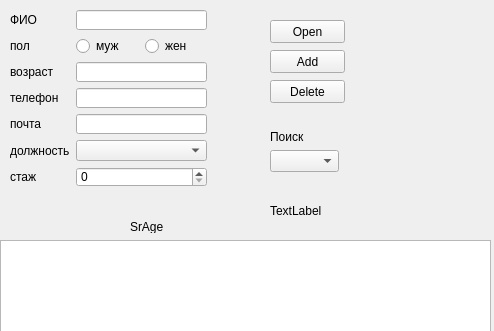
The window that form_ui.ui (mifnail/qt5) describes before a commit, drawn with Qt 5; both pictures show x 0 to 494 and y 0 to 331 of the 494 by 495 pixel window.
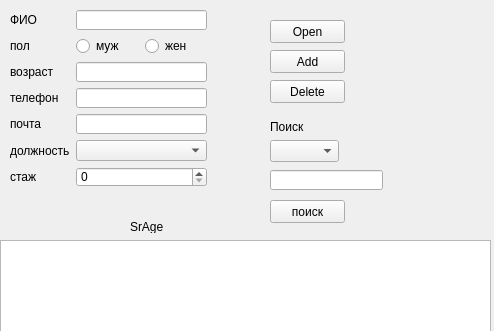
The same window after the commit.

Commit message: адаптация кода под свои переменные

```diff
--- a/form_ui.ui
+++ b/form_ui.ui
@@ -69,7 +69,7 @@
    <property name="geometry">
     <rect>
      <x>270</x>
-     <y>150</y>
+     <y>140</y>
      <width>69</width>
      <height>22</height>
     </rect>
@@ -79,7 +79,7 @@
    <property name="geometry">
     <rect>
      <x>270</x>
-     <y>130</y>
+     <y>120</y>
      <width>47</width>
      <height>13</height>
     </rect>
@@ -88,19 +88,6 @@
     <string>Поиск</string>
    </property>
   </widget>
-  <widget class="QLabel" name="label_9">
-   <property name="geometry">
-    <rect>
-     <x>270</x>
-     <y>200</y>
-     <width>111</width>
-     <height>21</height>
-    </rect>
-   </property>
-   <property name="text">
-    <string>TextLabel</string>
-   </property>
-  </widget>
   <widget class="QTableWidget" name="twStaffs">
    <property name="geometry">
     <rect>
@@ -111,6 +98,29 @@
     </rect>
    </property>
   </widget>
+  <widget class="QPushButton" name="pushButtonFind">
+   <property name="geometry">
+    <rect>
+     <x>270</x>
+     <y>200</y>
+     <width>75</width>
+     <height>23</height>
+    </rect>
+   </property>
+   <property name="text">
+    <string>поиск</string>
+   </property>
+  </widget>
+  <widget class="QLineEdit" name="lineFind">
+   <property name="geometry">
+    <rect>
+     <x>270</x>
+     <y>170</y>
+     <width>113</width>
+     <height>20</height>
+    </rect>
+   </property>
+  </widget>
   <widget class="QWidget" name="">
    <property name="geometry">
     <rect>
```
Left out of the diff: 4 changed lines with no effect on the pictures. The commit also changes 2 other files.
